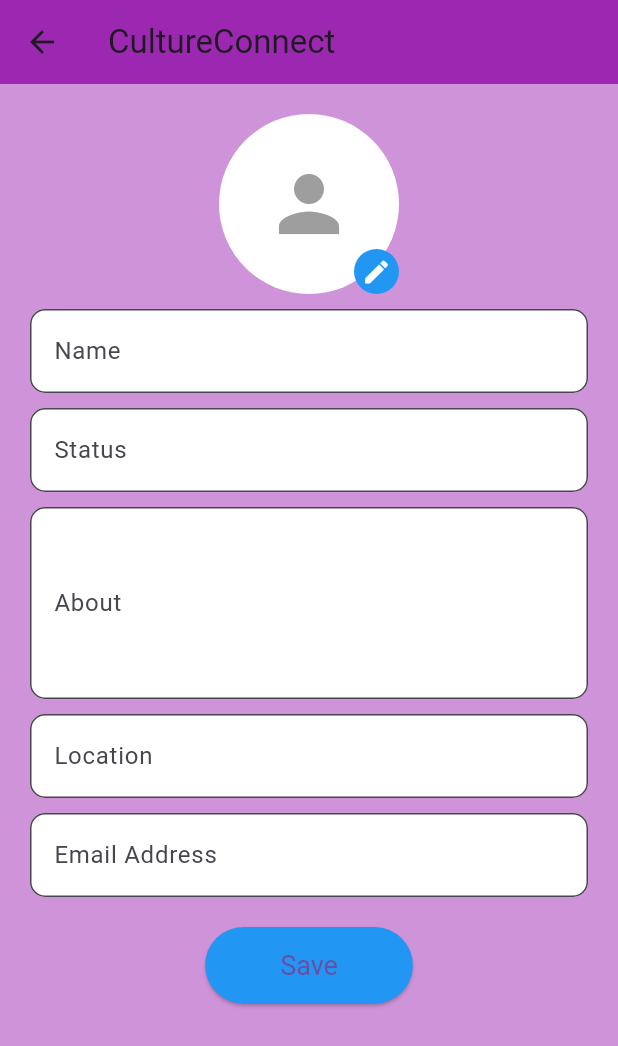
After one commit to GarvitJain99/CultureConnect-GDSC, a Flutter app: the ProfilePage screen opened directly, after a tap on the "edit" icon, on a phone screen of 412 x 824 dp. The commit adds this screen. Shown: the top 1046 px of the screen. Run offline on Flutter 3.47's test engine with Material 3 defaults, Android fonts, the phone set to English and light mode, and no system bars; our stand-ins replace cloud_firestore, firebase_auth, firebase_core, firebase_storage, image_picker, permission_handler; accounts and stored records are empty; network calls fail.

Commit message:
Profile Page Creation and Firestore Connection

```diff
--- /dev/null
+++ b/lib/pages/profile.dart
@@ -0,0 +1,245 @@
+import 'dart:io';
+import 'package:cloud_firestore/cloud_firestore.dart';
+import 'package:firebase_auth/firebase_auth.dart';
+import 'package:firebase_storage/firebase_storage.dart';
+import 'package:flutter/material.dart';
+import 'package:image_picker/image_picker.dart';
+import 'package:permission_handler/permission_handler.dart';
+
+class ProfilePage extends StatefulWidget {
+  const ProfilePage({super.key});
+
+  @override
+  _ProfilePageState createState() => _ProfilePageState();
+}
+
+class _ProfilePageState extends State<ProfilePage> {
+  final FirebaseAuth _auth = FirebaseAuth.instance;
+  final FirebaseFirestore _firestore = FirebaseFirestore.instance;
+  final ImagePicker _picker = ImagePicker();
+
+  User? _user;
+  final TextEditingController _nameController = TextEditingController();
+  final TextEditingController _statusController = TextEditingController();
+  final TextEditingController _aboutController = TextEditingController();
+  final TextEditingController _locationController = TextEditingController();
+  String _email = "";
+  String _profileImageUrl = "";
+  File? _imageFile;
+
+  @override
+  void initState() {
+    super.initState();
+    _getUserData();
+  }
+
+  Future<void> _getUserData() async {
+    _user = _auth.currentUser;
+    if (_user != null) {
+      DocumentSnapshot userDoc =
+          await _firestore.collection('users').doc(_user!.uid).get();
+      if (userDoc.exists) {
+        setState(() {
+          _nameController.text = userDoc['name'] ?? "";
+          _statusController.text = userDoc['status'] ?? "";
+          _aboutController.text = userDoc['about'] ?? "";
+          _locationController.text = userDoc['location'] ?? "";
+          _email = _user!.email ?? "";
+          _profileImageUrl = userDoc['profileImage'] ?? "";
+        });
+      }
+    }
+  }
+
+  Future<void> _pickImage() async {
+    // Request permissions
+    var cameraStatus = await Permission.camera.request();
+    var storageStatus = await Permission.storage.request();
+
+    // Check if permissions are granted
+    if (cameraStatus.isGranted && storageStatus.isGranted) {
+      final pickedFile = await _picker.pickImage(source: ImageSource.gallery);
+      if (pickedFile != null) {
+        setState(() {
+          _imageFile = File(pickedFile.path);
+        });
+        await _uploadProfileImage();
+      }
+    } else if (cameraStatus.isPermanentlyDenied ||
+        storageStatus.isPermanentlyDenied) {
+      // Show settings dialog if permissions are permanently denied
+      openAppSettings();
+    } else {
+      ScaffoldMessenger.of(context).showSnackBar(
+        SnackBar(
+            content: Text(
+                "Camera & Storage permissions are required to upload a profile picture.")),
+      );
+    }
+  }
+
+  Future<void> _uploadProfileImage() async {
+    if (_imageFile == null || _user == null) return;
+    Reference storageRef =
+        FirebaseStorage.instance.ref().child('profile_pics/${_user!.uid}.jpg');
+    await storageRef.putFile(_imageFile!);
+    String downloadUrl = await storageRef.getDownloadURL();
+
+    await _firestore
+        .collection('users')
+        .doc(_user!.uid)
+        .update({'profileImage': downloadUrl});
+
+    setState(() {
+      _profileImageUrl = downloadUrl;
+    });
+  }
+
+  Future<void> _saveProfile() async {
+    if (_user == null) return;
+    await _firestore.collection('users').doc(_user!.uid).set({
+      'name': _nameController.text,
+      'status': _statusController.text,
+      'about': _aboutController.text,
+      'location': _locationController.text,
+      'profileImage': _profileImageUrl,
+    }, SetOptions(merge: true));
+
+    ScaffoldMessenger.of(context)
+        .showSnackBar(SnackBar(content: Text("Profile Updated")));
+  }
+
+  @override
+  Widget build(BuildContext context) {
+    return Scaffold(
+      backgroundColor: Colors.purple.shade200,
+      appBar: AppBar(
+        title: Text('CultureConnect'),
+        backgroundColor: Colors.purple,
+      ),
+      body: SingleChildScrollView(
+        child: Padding(
+          padding: EdgeInsets.all(20.0),
+          child: Column(
+            children: [
+              // Profile Image
+              // Profile Image
+              Stack(
+                alignment: Alignment.center,
+                children: [
+                  CircleAvatar(
+                    radius: 60,
+                    backgroundColor:
+                        Colors.white, // Background for icon if no image
+                    backgroundImage: _profileImageUrl.isNotEmpty
+                        ? NetworkImage(_profileImageUrl)
+                        : null,
+                    child: _profileImageUrl.isEmpty
+                        ? Icon(Icons.person,
+                            size: 60, color: Colors.grey) // Default icon
+                        : null,
+                  ),
+                  Positioned(
+                    bottom: 0,
+                    right: 0,
+                    child: GestureDetector(
+                      onTap: _pickImage,
+                      child: Container(
+                        decoration: BoxDecoration(
+                          color: Colors.blue, // Background color for visibility
+                          shape: BoxShape.circle,
+                        ),
+                        padding: EdgeInsets.all(5),
+                        child: Icon(Icons.edit, color: Colors.white, size: 20),
+                      ),
+                    ),
+                  ),
+                ],
+              ),
+
+              SizedBox(height: 10),
+
+              // Name
+              TextField(
+                controller: _nameController,
+                decoration: InputDecoration(
+                  labelText: "Name",
+                  filled: true,
+                  fillColor: Colors.white,
+                  border: OutlineInputBorder(
+                      borderRadius: BorderRadius.circular(10)),
+                ),
+              ),
+              SizedBox(height: 10),
+
+              // Status
+              TextField(
+                controller: _statusController,
+                decoration: InputDecoration(
+                  labelText: "Status",
+                  filled: true,
+                  fillColor: Colors.white,
+                  border: OutlineInputBorder(
+                      borderRadius: BorderRadius.circular(10)),
+                ),
+              ),
+              SizedBox(height: 10),
+
+              // About
+              TextField(
+                controller: _aboutController,
+                maxLines: 4,
+                decoration: InputDecoration(
+                  labelText: "About",
+                  filled: true,
+                  fillColor: Colors.white,
+                  border: OutlineInputBorder(
+                      borderRadius: BorderRadius.circular(10)),
+                ),
+              ),
+              SizedBox(height: 10),
+
+              // Location
+              TextField(
+                controller: _locationController,
+                decoration: InputDecoration(
+                  labelText: "Location",
+                  filled: true,
+                  fillColor: Colors.white,
+                  border: OutlineInputBorder(
+                      borderRadius: BorderRadius.circular(10)),
+                ),
+              ),
+              SizedBox(height: 10),
+
+              // Email (Read-only)
+              TextField(
+                controller: TextEditingController(text: _email),
+                readOnly: true,
+                decoration: InputDecoration(
+                  labelText: "Email Address",
+                  filled: true,
+                  fillColor: Colors.white,
+                  border: OutlineInputBorder(
+                      borderRadius: BorderRadius.circular(10)),
+                ),
+              ),
+              SizedBox(height: 20),
+
+              // Save Button
+              ElevatedButton(
+                onPressed: _saveProfile,
+                style: ElevatedButton.styleFrom(
+                  backgroundColor: Colors.blue,
+                  padding: EdgeInsets.symmetric(horizontal: 50, vertical: 15),
+                  textStyle: TextStyle(fontSize: 18),
+                ),
+                child: Text("Save"),
+              ),
+            ],
+          ),
+        ),
+      ),
+    );
+  }
+}
--- a/lib/pages/signup.dart
+++ b/lib/pages/signup.dart
@@ -1,27 +1,52 @@
+import 'package:cloud_firestore/cloud_firestore.dart';
 import 'package:cultureconnect/pages/navbar.dart';
 import 'package:cultureconnect/pages/signin.dart';
 import 'package:flutter/material.dart';
 import 'package:firebase_auth/firebase_auth.dart';
 
 class SignUpScreen extends StatefulWidget {
+  const SignUpScreen({super.key});
+
   @override
   _SignUpScreenState createState() => _SignUpScreenState();
 }
 
 class _SignUpScreenState extends State<SignUpScreen> {
+  final TextEditingController nameController = TextEditingController();
   final TextEditingController emailController = TextEditingController();
   final TextEditingController passwordController = TextEditingController();
   final FirebaseAuth _auth = FirebaseAuth.instance;
+  final FirebaseFirestore _firestore = FirebaseFirestore.instance;
 
   void signUp() async {
     try {
-      await _auth.createUserWithEmailAndPassword(
-          email: emailController.text, password: passwordController.text);
-      Navigator.pushReplacement(
-          context, MaterialPageRoute(builder: (context) => HomeScreen()));
+      UserCredential userCredential = await _auth.createUserWithEmailAndPassword(
+        email: emailController.text,
+        password: passwordController.text,
+      );
+
+      User? user = userCredential.user;
+      if (user != null) {
+        // NEW: Store user data in Firestore
+        await _firestore.collection('users').doc(user.uid).set({
+          'name': nameController.text,
+          'email': emailController.text,
+          'status': 'New User',
+          'about': '',
+          'location': '',
+          'profileImage': '',
+        });
+
+        // Navigate to home screen
+        Navigator.pushReplacement(
+          context,
+          MaterialPageRoute(builder: (context) => NavBar()), // Changed HomeScreen() -> NavBar()
+        );
+      }
     } catch (e) {
       ScaffoldMessenger.of(context).showSnackBar(
-          SnackBar(content: Text("Error: ${e.toString()}")));
+        SnackBar(content: Text("Error: ${e.toString()}")),
+      );
     }
   }
 
@@ -33,12 +58,26 @@ class _SignUpScreenState extends State<SignUpScreen> {
         padding: EdgeInsets.all(16.0),
         child: Column(
           children: [
-            TextField(controller: emailController, decoration: InputDecoration(labelText: "Email")),
-            TextField(controller: passwordController, decoration: InputDecoration(labelText: "Password"), obscureText: true),
+            TextField(
+              controller: nameController, // NEW: Name input field
+              decoration: InputDecoration(labelText: "Name"),
+            ),
+            TextField(
+              controller: emailController,
+              decoration: InputDecoration(labelText: "Email"),
+            ),
+            TextField(
+              controller: passwordController,
+              decoration: InputDecoration(labelText: "Password"),
+              obscureText: true,
+            ),
             SizedBox(height: 20),
             ElevatedButton(onPressed: signUp, child: Text("Sign Up")),
             TextButton(
-              onPressed: () => Navigator.pushReplacement(context, MaterialPageRoute(builder: (context) => SignInScreen())),
+              onPressed: () => Navigator.pushReplacement(
+                context,
+                MaterialPageRoute(builder: (context) => SignInScreen()),
+              ),
               child: Text("Already have an account? Sign In"),
             ),
           ],
--- a/lib/pages/splashscreen.dart
+++ b/lib/pages/splashscreen.dart
@@ -4,6 +4,8 @@ import 'package:firebase_auth/firebase_auth.dart';
 import 'package:flutter/material.dart';
 
 class SplashScreen extends StatefulWidget {
+  const SplashScreen({super.key});
+
   @override
   _SplashScreenState createState() => _SplashScreenState();
 }
@@ -24,7 +26,7 @@ class _SplashScreenState extends State<SplashScreen> {
     if (user != null) {
       Navigator.pushReplacement(
         context,
-        MaterialPageRoute(builder: (context) => HomeScreen()),
+        MaterialPageRoute(builder: (context) => NavBar()),
       );
     } else {
       Navigator.pushReplacement(
--- a/lib/tools/button.dart
+++ b/lib/tools/button.dart
@@ -19,7 +19,7 @@ class CustomButton extends StatelessWidget {
   final bool isLoading;
 
   const CustomButton({
-    Key? key,
+    super.key,
     required this.text,
     required this.onPressed,
     this.backgroundColor = Colors.blue,
@@ -36,7 +36,7 @@ class CustomButton extends StatelessWidget {
     this.iconSize = 24.0,
     this.padding,
     this.isLoading = false,
-  }) : super(key: key);
+  });
 
   @override
   Widget build(BuildContext context) {
--- a/pubspec.yaml
+++ b/pubspec.yaml
@@ -37,7 +37,10 @@ dependencies:
   firebase_core: ^3.12.1
   firebase_auth: ^5.5.1
   google_sign_in: ^6.3.0
-
+  cloud_firestore: ^5.6.5
+  image_picker: ^1.1.2
+  firebase_storage: ^12.4.4
+  permission_handler: ^11.4.0
 
 dev_dependencies:
   flutter_test:
```
Also changed, not shown: lib/pages/navbar.dart (+6 -8 lines), lib/pages/signin.dart (+59 -9 lines), pubspec.lock, 15 other files.
